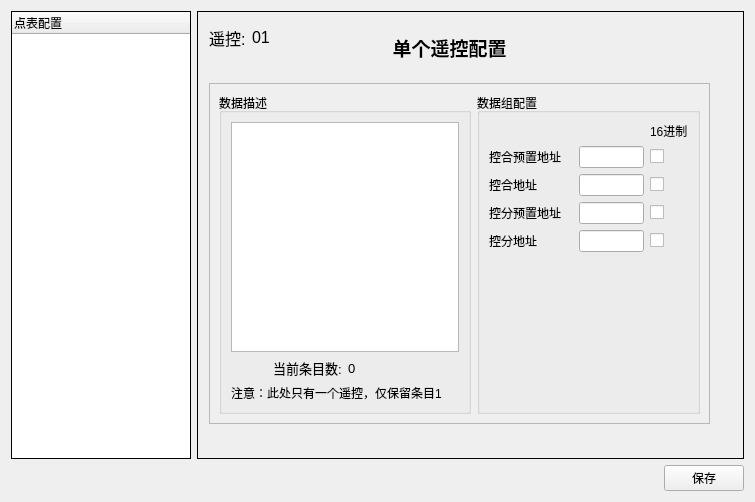
Qt form modbusfrm.ui (whx110123/ConfigMaker) before a commit.
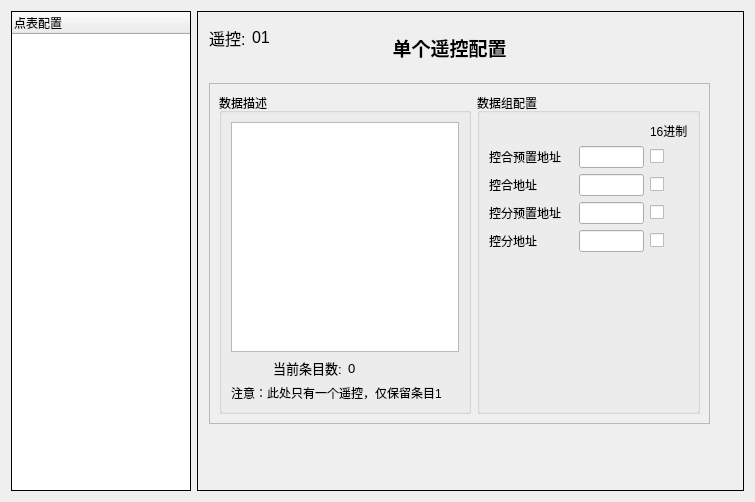
The same form after that commit.

The edit to the form file:
```diff
--- a/modbusfrm.ui
+++ b/modbusfrm.ui
@@ -1849,30 +1849,6 @@
      </item>
     </layout>
    </item>
-   <item>
-    <layout class="QHBoxLayout" name="horizontalLayout_13">
-     <item>
-      <spacer name="horizontalSpacer">
-       <property name="orientation">
-        <enum>Qt::Horizontal</enum>
-       </property>
-       <property name="sizeHint" stdset="0">
-        <size>
-         <width>40</width>
-         <height>20</height>
-        </size>
-       </property>
-      </spacer>
-     </item>
-     <item>
-      <widget class="QPushButton" name="PBsave">
-       <property name="text">
-        <string>保存</string>
-       </property>
-      </widget>
-     </item>
-    </layout>
-   </item>
   </layout>
   <action name="act1">
    <property name="text">
```
